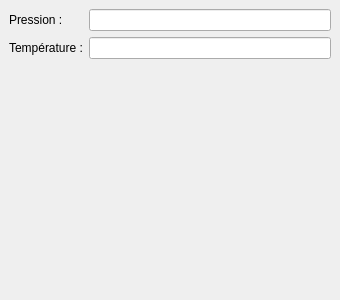
This is src/MEDOP/gui/dialogs/DlgUseInWorkspace.ui in luzpaz/med as Qt 5 draws it before an edit. The edited form follows.
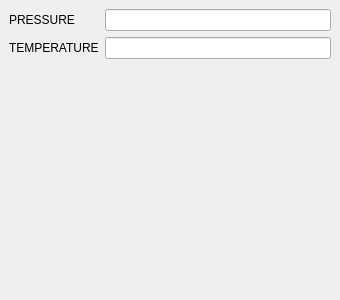
This is the edited form.

Patch:
```diff
--- a/src/MEDOP/gui/dialogs/DlgUseInWorkspace.ui
+++ b/src/MEDOP/gui/dialogs/DlgUseInWorkspace.ui
@@ -46,14 +46,14 @@
          <item>
           <widget class="QLabel" name="label" >
            <property name="text" >
-            <string>Pression :</string>
+            <string>PRESSURE</string>
            </property>
           </widget>
          </item>
          <item>
           <widget class="QLabel" name="label_2" >
            <property name="text" >
-            <string>Température :</string>
+            <string>TEMPERATURE</string>
            </property>
           </widget>
          </item>
```
Left out of the diff: 2 changed lines with no effect on the pictures.
